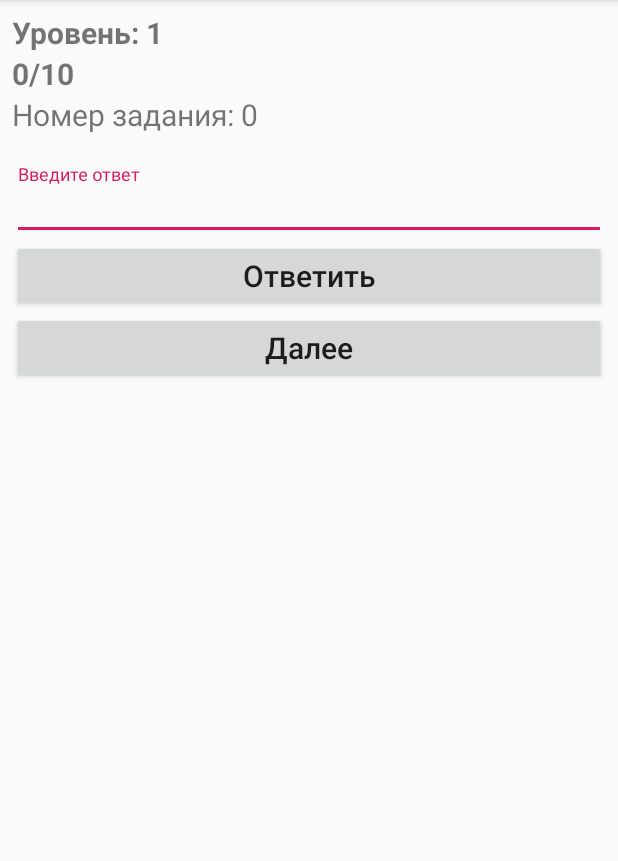
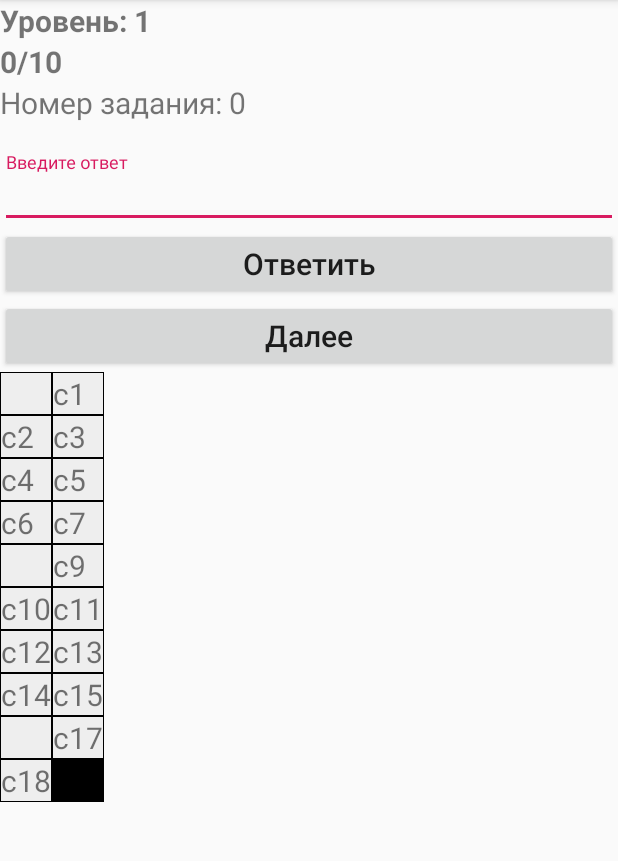
Before and after one commit to ctrlc0ctrlv/HelpYourself, an Android app: the AnsweringActivity screen opened directly, with no data from a screen before it, on a phone screen of 412 x 824 dp, the part 84-945 px from its top. Run offline under Robolectric (Android 15) with nearby library versions, the phone set to English and light mode, and no system bars; 10 statements that could not run were skipped.

Commit message:
Добавляем отображение таблиц

```diff
--- a/src/main/java/com/example/examhelper/AnsweringActivity.java
+++ b/src/main/java/com/example/examhelper/AnsweringActivity.java
@@ -21,6 +21,8 @@ import android.view.Menu;
 import android.view.MenuItem;
 import android.view.View;
 import android.widget.Button;
+import android.widget.TableLayout;
+import android.widget.TableRow;
 import android.widget.TextView;
 import android.widget.Toast;
 
@@ -33,8 +35,6 @@ import java.util.Set;
 @RequiresApi(api = Build.VERSION_CODES.KITKAT)
 public class AnsweringActivity extends AppCompatActivity implements View.OnClickListener {
     //для работы с базами данных
-    private DefaultTasksDBHelper mDbHelper;
-    private SQLiteDatabase mDb;
     private TryingDBHelper tryDBHelper;
     private SQLiteDatabase tryDB;
     //экземпляр класса Task
@@ -58,6 +58,7 @@ public class AnsweringActivity extends AppCompatActivity implements View.OnClick
         super.onCreate(savedInstanceState);
         setContentView(R.layout.activity_answering);
         Log.d("myLogs","Create");
+        createTable(10,2);
         // Обработчики нажатия кнопок
         Button enterBtn = findViewById(R.id.enterBtn);
         Button goBtn = findViewById(R.id.goBtn);
@@ -120,9 +121,13 @@ public class AnsweringActivity extends AppCompatActivity implements View.OnClick
                     int COUNTER = activityPreferences.getInt(APP_PREFERENCES_PROGRESS_COUNTER+"_"+SUBJECT_TABLE_NAME+"_"+GetTaskNum(),0);
 
                     TextView textView3 = findViewById(R.id.textView3);
-                    textView3.setText(COUNTER+"/10");
+                    textView3.setText("");
+                    textView3.append(Integer.toString(COUNTER));
+                    textView3.append("/10");
                     TextView textView2 = findViewById(R.id.textView2);
-                    textView2.setText("Уровень: "+LVL);
+                    textView2.setText("");
+                    textView2.append("Уровень: ");
+                    textView2.append(Integer.toString(LVL));
                     TextInputEditText textInputEditText = findViewById(R.id.textInputEditText);
                     textInputEditText.setText("");
                 }
@@ -152,9 +157,13 @@ public class AnsweringActivity extends AppCompatActivity implements View.OnClick
                     int COUNTER = activityPreferences.getInt(APP_PREFERENCES_PROGRESS_COUNTER+"_"+SUBJECT_TABLE_NAME+"_"+GetTaskNum(),0);
 
                     TextView textView3 = findViewById(R.id.textView3);
-                    textView3.setText(COUNTER+"/10");
+                    textView3.setText("");
+                    textView3.append(Integer.toString(COUNTER));
+                    textView3.append("/10");
                     TextView textView2 = findViewById(R.id.textView2);
-                    textView2.setText("Уровень: "+LVL);
+                    textView2.setText("");
+                    textView2.append("Уровень: ");
+                    textView2.append(Integer.toString(LVL));
                     TextInputEditText textInputEditText = findViewById(R.id.textInputEditText);
                     textInputEditText.setText("");
                 }
@@ -166,7 +175,6 @@ public class AnsweringActivity extends AppCompatActivity implements View.OnClick
             String title_exception = "Ошибка при поиске в базе данных";
             String message_exception = "Если вы видите это сообщение, значит злые силы мешают вам подготовиться к ЕГЭ. Попробуйте еще раз";
             String yesString_exception = "ОК";
-            String noString_exception = "OK";
             ad_exception = new AlertDialog.Builder(context);
             ad_exception.setTitle(title_exception);  // заголовок
             ad_exception.setMessage(message_exception); // сообщение
@@ -177,11 +185,8 @@ public class AnsweringActivity extends AppCompatActivity implements View.OnClick
                 }
             });
 
-
         //Оформляем задания
-        mDbHelper = new DefaultTasksDBHelper(this);
         tryDBHelper = new TryingDBHelper(this);
-
 
         SharedPreferences prefs = PreferenceManager.getDefaultSharedPreferences(this);
         boolean saving_progress = prefs.getBoolean("save_progress",true);
@@ -218,13 +223,17 @@ public class AnsweringActivity extends AppCompatActivity implements View.OnClick
         int lvl = savedInstanceState.getInt("curr_lvl");
         int solved = savedInstanceState.getInt("curr_solved");
         TextView textView2 = findViewById(R.id.textView2);
-        textView2.setText("Уровень: "+lvl);
+        textView2.setText("");
+        textView2.append("Уровень: ");
+        textView2.append(Integer.toString(lvl));
         TextView textView3 = findViewById(R.id.textView3);
-        textView3.setText(solved+"/10");
+        textView3.setText("");
+        textView3.append(Integer.toString(solved));
+        textView3.append("/10");
     }
 
     public String giveUsl(final int n){
-        mDb = mDbHelper.getReadableDatabase();
+        //достает из базы данных условие задания с указанным номером
         tryDB= tryDBHelper.getReadableDatabase();
 
         Bundle arguments =getIntent().getExtras();
@@ -247,7 +256,7 @@ public class AnsweringActivity extends AppCompatActivity implements View.OnClick
 
         Cursor cursor = tryDB.rawQuery(raw, null);
             cursor.moveToPosition(n-1);
-            String st = "";
+            String st;
             st= cursor.getString(1);
             cursor.close();
             //Cursor cursor = mDb.rawQuery(raw, null);
@@ -265,7 +274,7 @@ public class AnsweringActivity extends AppCompatActivity implements View.OnClick
     }
 
     public int getLength(){
-        mDb = mDbHelper.getReadableDatabase();
+        //возвращает длину текущей выборки заданий
         tryDB = tryDBHelper.getReadableDatabase();
 
         Bundle arguments =getIntent().getExtras();
@@ -302,9 +311,8 @@ public class AnsweringActivity extends AppCompatActivity implements View.OnClick
     }
 
     public Integer[]getArray(){
-        mDb = mDbHelper.getReadableDatabase();
+        //возвращет массив уникальных номеров заданий
         tryDB = tryDBHelper.getReadableDatabase();
-
         Bundle arguments =getIntent().getExtras();
         String SUBJECT_TABLE_NAME = Objects.requireNonNull(arguments).getString("subject");
         String raw = "SELECT * FROM "+SUBJECT_TABLE_NAME+" WHERE number =="+GetTaskNum();
@@ -321,7 +329,7 @@ public class AnsweringActivity extends AppCompatActivity implements View.OnClick
             case 4:
                 break;
         }
-        Integer[] myArray = {};
+        Integer[] myArray;
             int n=1;
             try {
                 //Cursor cursor = mDb.rawQuery(raw, null);
@@ -344,7 +352,7 @@ public class AnsweringActivity extends AppCompatActivity implements View.OnClick
     }
 
     public String giveAns(int n){
-        mDb = mDbHelper.getReadableDatabase();
+        //возвращает ответ из базы данных по номеру задания
         tryDB = tryDBHelper.getReadableDatabase();
 
         Bundle arguments =getIntent().getExtras();
@@ -379,23 +387,31 @@ public class AnsweringActivity extends AppCompatActivity implements View.OnClick
     }
 
     void setUp(){
+        //устанавливает условие на экран пользователя
         int n = Task1.getNewNum();
         TextView textView = findViewById(R.id.textView);
         TextView textView4 = findViewById(R.id.textView4);
         textView.setText(giveUsl(n));
-        textView4.setText(getResources().getString(R.string.current_num) + " " + Integer.toString(n));
+        textView4.setText("");
+        textView4.append(getResources().getString(R.string.current_num));
+        textView4.append(" ");
+        textView4.append(Integer.toString(n));
         if (n>0){
             BASE_NUM = n;
         } else {
-            //finish();
+            ad_exception.show();
         }
     }
 
     void setUp (int num){
+        //устанавливает условие на экран пользователя
         TextView textView = findViewById(R.id.textView);
         TextView textView4 = findViewById(R.id.textView4);
         textView.setText(giveUsl(num));
-        textView4.setText(getResources().getString(R.string.current_num) +" "+ Integer.toString(num));
+        textView4.setText("");
+        textView4.append(getResources().getString(R.string.current_num));
+        textView4.append(" ");
+        textView4.append(Integer.toString(num));
         Task1.setNum(num);
         BASE_NUM = num;
         Log.d("myLogs", String.valueOf(BASE_NUM)+"setUp(num)");
@@ -405,6 +421,7 @@ public class AnsweringActivity extends AppCompatActivity implements View.OnClick
     }
 
     int GetTaskNum(){
+        //возвращает номер задания, сохраненный в SharedPreferences
         Bundle arguments = getIntent().getExtras();
         assert arguments != null;
         return arguments.getInt("number");
@@ -415,7 +432,6 @@ public class AnsweringActivity extends AppCompatActivity implements View.OnClick
     @Override
     public void onClick(View view) {
         Button enterBtn = findViewById(R.id.enterBtn);
-        Button goBtn = findViewById(R.id.goBtn);
         TextView textView = findViewById(R.id.textView);
         TextView textView2 = findViewById(R.id.textView2);
         TextView textView3 = findViewById(R.id.textView3);
@@ -455,19 +471,20 @@ public class AnsweringActivity extends AppCompatActivity implements View.OnClick
     }
 
     public class Task {
+        //переменная для хранения номера задания
         private int num;
 
-
         int getNum() {
+            //возвращает номер текущего задания
             return num;
         }
         void setNum(int x) {
+            //устанавливает номер текущего задания
             this.num = x;
         }
 
         int getNewNum (){
             //АЛГОРИТМ ПОЛУЧЕНИЯ НОМЕРА НОВОГО ЗАДАНИЯ НА ОСНОВАНИИ ПРИОРИТЕТОВ
-            int curr_level = Task1.getLevel();
             int min = 1;
             int max = getLength();
             int diff = max - min;
@@ -486,6 +503,7 @@ public class AnsweringActivity extends AppCompatActivity implements View.OnClick
 
         @RequiresApi(api = Build.VERSION_CODES.KITKAT)
         boolean Check(int n){
+            //проверка текущего задания
             TextInputEditText textInputEditText = findViewById(R.id.textInputEditText);
             TextView textView = findViewById(R.id.textView);
             boolean rez;
@@ -511,6 +529,7 @@ public class AnsweringActivity extends AppCompatActivity implements View.OnClick
             return (Level) ;
         }
         int LevelUp(int Level) {
+            //увеличивает уровень на 1 (если возможно)
             int LevelEquals = Level;
             if (LevelEquals <= 3) {
                 LevelEquals += 1;
@@ -518,6 +537,7 @@ public class AnsweringActivity extends AppCompatActivity implements View.OnClick
             return (LevelEquals);
         }
         int LevelDown(int Level) {
+            //уменьшает уровень на 1 (если возможно)
             int LevelEquals = Level;
             if (LevelEquals >= 2) {
                 LevelEquals -= 1;
@@ -588,12 +608,18 @@ public class AnsweringActivity extends AppCompatActivity implements View.OnClick
             int BASE_NUM = activityPreferences.getInt(APP_PREFERENCES_PROGRESS_BASE_NUM+"_"+SUBJECT_TABLE_NAME+"_"+GetTaskNum(),1);
 
             TextView textView3 = findViewById(R.id.textView3);
-            textView3.setText(COUNTER+"/10");
+            textView3.setText("");
+            textView3.append(Integer.toString(COUNTER));
+            textView3.append("/10");
             TextView textView2 = findViewById(R.id.textView2);
-            textView2.setText("Уровень: "+LVL);
+            textView2.setText("");
+            textView2.append("Уровень: ");
+            textView2.append(Integer.toString(LVL));
             if (BASE_NUM<=0){
                 TextView textView4 = findViewById(R.id.textView4);
-                textView4.setText("Номер задания: "+BASE_NUM);
+                textView4.setText("");
+                textView4.append("Номер задания: ");
+                textView4.append(Integer.toString(BASE_NUM));
             }
         }
     }
@@ -625,5 +651,96 @@ public class AnsweringActivity extends AppCompatActivity implements View.OnClick
             ed.putInt(APP_PREFERENCES_PROGRESS_BASE_NUM+"_"+SUBJECT_TABLE_NAME+"_"+GetTaskNum(), BASE_NUM);
             ed.apply();
         }
+    }
+
+    void createTable(int height, int width){
+        //общая инициализация
+        TableLayout tableLayout = findViewById(R.id.prices);
+        tableLayout.bringToFront();
+
+        TableRow tableRow = new TableRow(this);
+        TableRow tableRow1 = new TableRow(this);
+        TableRow tableRow2 = new TableRow(this);
+        TableRow tableRow3 = new TableRow(this);
+        TableRow tableRow4 = new TableRow(this);
+        TableRow tableRow5 = new TableRow(this);
+        TableRow tableRow6 = new TableRow(this);
+        TableRow tableRow7 = new TableRow(this);
+        TableRow tableRow8 = new TableRow(this);
+        TableRow tableRow9 = new TableRow(this);
+
+        TableRow.LayoutParams params = new TableRow.LayoutParams();
+        params.setMargins(1, 1, 1, 1);
+
+        boolean END_OF_STRING = false;
+
+        String ids[] = new String[]{"#", "c1", "c2", "c3", "c4", "c5", "c6", "c7", "#", "c9", "c10", "c11", "c12", "c13", "c14", "c15", "#","c17","c18"};
+        int a = 0;
+
+        for (int i = 1; i<=height; i++){
+            while (a<i*width){
+                if (a>=ids.length){
+                    END_OF_STRING = true;
+                    break;
+                }
+                TextView tableElement = new TextView(this);
+                tableElement.setTextSize(20);
+                tableElement.setLayoutParams(params);
+                tableElement.setBackgroundColor(getResources().getColor(R.color.colorDefault));
+                if (ids[a].equalsIgnoreCase("#")) {
+                    tableElement.setText(" ");
+                }else{
+                    tableElement.setText(ids[a]);
+                }
+                switch (i){
+                    case 1:
+                        tableRow.addView(tableElement);
+                        break;
+                    case 2:
+                        tableRow1.addView(tableElement);
+                        break;
+                    case 3:
+                        tableRow2.addView(tableElement);
+                        break;
+                    case 4:
+                        tableRow3.addView(tableElement);
+                        break;
+                    case 5:
+                        tableRow4.addView(tableElement);
+                        break;
+                    case 6:
+                        tableRow5.addView(tableElement);
+                        break;
+                    case 7:
+                        tableRow6.addView(tableElement);
+                        break;
+                    case 8:
+                        tableRow7.addView(tableElement);
+                        break;
+                    case 9:
+                        tableRow8.addView(tableElement);
+                        break;
+                    case 10:
+                        tableRow9.addView(tableElement);
+                        break;
+                }
+                a++;
+            }
+            //проверка достижения конца строки
+            if (END_OF_STRING){
+                break;
+            }
         }
+        //вставка строк в таблицу
+        tableLayout.addView(tableRow);
+        tableLayout.addView(tableRow1);
+        tableLayout.addView(tableRow2);
+        tableLayout.addView(tableRow3);
+        tableLayout.addView(tableRow4);
+        tableLayout.addView(tableRow5);
+        tableLayout.addView(tableRow6);
+        tableLayout.addView(tableRow7);
+        tableLayout.addView(tableRow8);
+        tableLayout.addView(tableRow9);
     }
+}
--- a/src/main/java/com/example/examhelper/ChooseIntentionActivity.java
+++ b/src/main/java/com/example/examhelper/ChooseIntentionActivity.java
@@ -42,8 +42,6 @@ public class ChooseIntentionActivity extends AppCompatActivity implements View.O
                     startActivity(intent);
                     break;
                 case R.id.button3:
-                    Intent in_ = new Intent(this, TableAnsweringActivity.class);
-                    startActivity (in_);
                     break;
                 case R.id.button4:
                     Intent i = new Intent(this,TimeActivity.class);
--- a/src/main/res/layout/activity_answering.xml
+++ b/src/main/res/layout/activity_answering.xml
@@ -2,20 +2,17 @@
 <android.support.constraint.ConstraintLayout xmlns:android="http://schemas.android.com/apk/res/android"
     xmlns:app="http://schemas.android.com/apk/res-auto"
     xmlns:tools="http://schemas.android.com/tools"
+    android:id="@+id/constraintLayout"
     android:layout_width="match_parent"
     android:layout_height="match_parent"
+    android:foregroundGravity="top"
     tools:context=".AnsweringActivity">
 
 
     <ScrollView
+        android:id="@+id/scrollView3"
         android:layout_width="0dp"
-        android:layout_height="0dp"
-        android:layout_marginStart="8dp"
-        android:layout_marginLeft="8dp"
-        android:layout_marginTop="8dp"
-        android:layout_marginEnd="8dp"
-        android:layout_marginRight="8dp"
-        android:layout_marginBottom="8dp"
+        android:layout_height="wrap_content"
         app:layout_constraintBottom_toBottomOf="parent"
         app:layout_constraintEnd_toEndOf="parent"
         app:layout_constraintHorizontal_bias="0.0"
@@ -106,4 +103,16 @@
 
     </ScrollView>
 
+    <TableLayout
+        android:id="@+id/prices"
+        android:layout_width="wrap_content"
+        android:layout_height="wrap_content"
+        android:background="@color/colorBlack"
+        app:layout_constraintBottom_toBottomOf="parent"
+        app:layout_constraintEnd_toEndOf="parent"
+        app:layout_constraintHorizontal_bias="0.0"
+        app:layout_constraintStart_toStartOf="@+id/scrollView3"
+        app:layout_constraintTop_toBottomOf="@+id/scrollView3"
+        app:layout_constraintVertical_bias="0.0"></TableLayout>
+
 </android.support.constraint.ConstraintLayout>
--- a/src/main/res/values/colors.xml
+++ b/src/main/res/values/colors.xml
@@ -6,4 +6,5 @@
     <color name="colorAccept">#7a66ff00</color>
     <color name="colorDeny">#7aff0000</color>
     <color name="colorDefault">#eeeeee</color>
+    <color name="colorBlack">#000000</color>
 </resources>
```
Also changed, not shown: src/main/AndroidManifest.xml (+4 -3 lines), src/main/java/com/example/examhelper/TableAnsweringActivity.java (deleted, +0 -69 lines).
